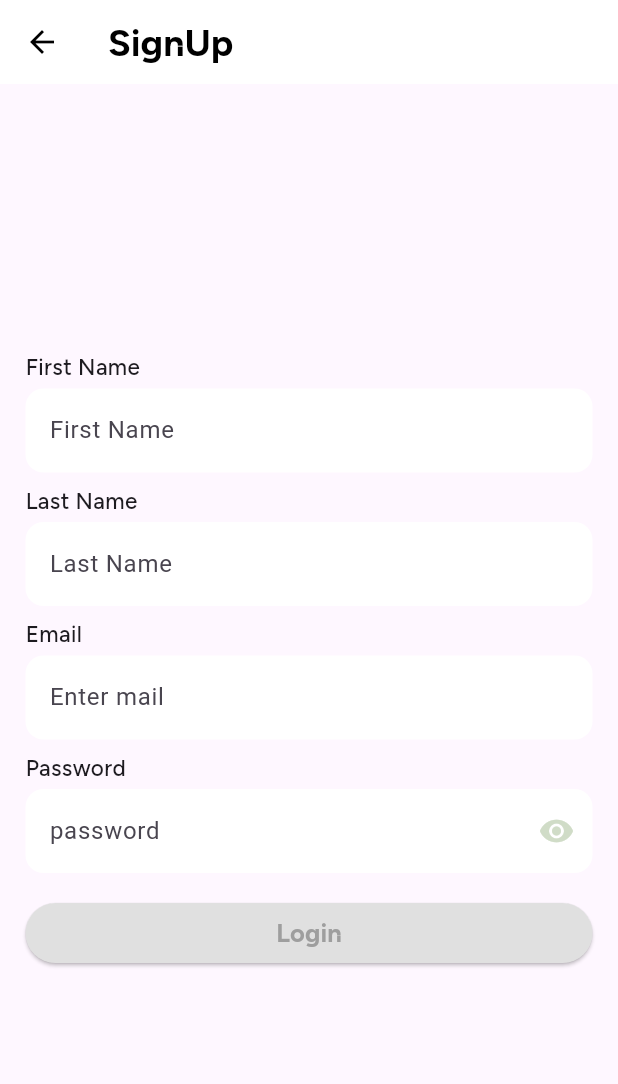
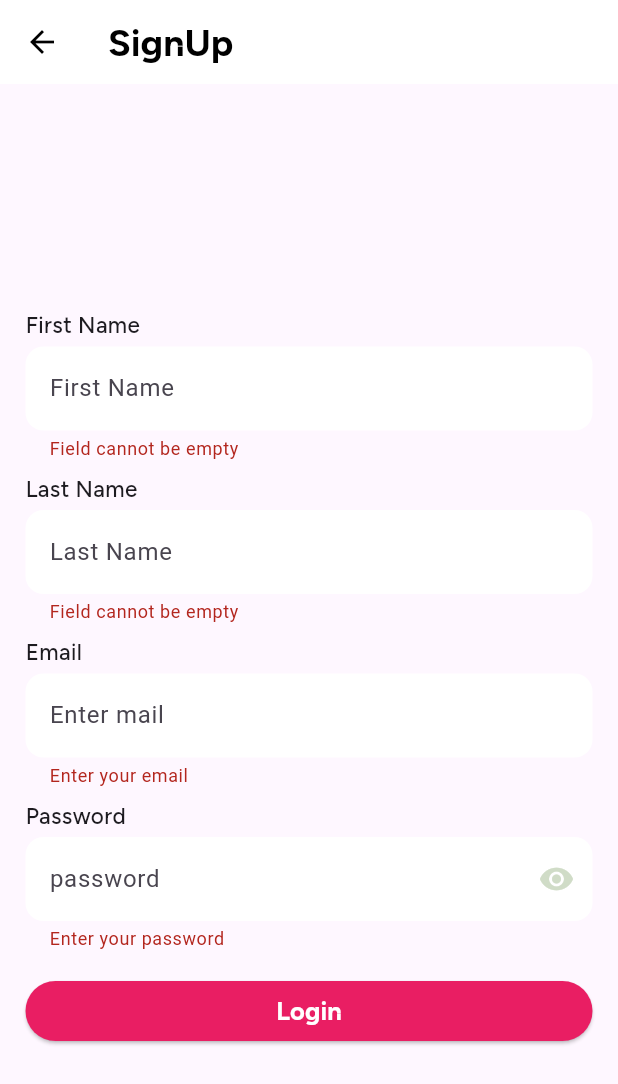
Before and after one commit to Flutternest/tiktok-clone, a Flutter app: the SignUp screen opened by its route, after a tap on "Login", on a phone screen of 412 x 824 dp. Shown: the top 1084 px of the screen. Run offline on Flutter 3.47's test engine with Material 3 defaults, Android fonts, the phone set to English and light mode, and no system bars; our stand-ins replace cached_network_image, card_swiper, chewie, cloud_firestore, either_dart, firebase_auth and 8 more; missing offline and left inert: dynamic_height_grid_view; accounts and stored records are empty.

Commit message:
TC-3 signup and login with email completed

```diff
--- a/lib/core/theme/app_theme.dart
+++ b/lib/core/theme/app_theme.dart
@@ -7,7 +7,7 @@ class AppTheme {
 final commonTheme = ThemeData(
   appBarTheme: const AppBarTheme(elevation: 0, color: Colors.white),
   elevatedButtonTheme: ElevatedButtonThemeData(
-      style: ElevatedButton.styleFrom(backgroundColor: Colors.grey.shade300)),
+      style: ElevatedButton.styleFrom(backgroundColor: Colors.pink)),
   inputDecorationTheme: InputDecorationTheme(
     fillColor: Colors.white,
     filled: true,
--- /dev/null
+++ b/lib/feature/auth/repositary/auth_repositary.dart
@@ -0,0 +1,18 @@
+import 'package:either_dart/either.dart';
+import 'package:firebase_auth/firebase_auth.dart';
+import 'package:riverpod/riverpod.dart';
+import 'package:tiktokclone/feature/auth/exception/failure.dart';
+import 'package:tiktokclone/feature/auth/model/user.dart';
+import 'package:tiktokclone/feature/auth/provider/auth_provider.dart';
+import 'package:tiktokclone/feature/auth/repositary/firebase_auth_repositary.dart';
+
+final authRepositaryProvider = Provider<AuthRepositary>((ref) {
+  return  FirebaseAuthRepositary(auth: ref.watch(firebaseAuthProvider), firestore: ref.watch(firestoreprovider));
+});
+
+abstract class AuthRepositary{
+  Future<Either<Failure, UserCredential>> signUp({required String firstName, required String lastName, required String email, required String password});
+  Future<Either<Failure, UserCredential>> signIn({required String email, required String password});
+  // Future<Either<Failure, UserCredential>> googleSignIn();
+  // Future<void> appleSignIn();
+}
--- a/lib/feature/auth/signin_page.dart
+++ b/lib/feature/auth/signin_page.dart
@@ -110,7 +110,7 @@ class LoginPage extends StatelessWidget {
                       style: ElevatedButton.styleFrom(
                           backgroundColor: Colors.grey.shade200),
                       onPressed: () {
-                        Navigator.pushNamed(context, '/basePage');
+                        Navigator.pushNamed(context, '/signup');
                       },
                       child: Row(
                         mainAxisAlignment: MainAxisAlignment.center,
--- a/lib/feature/auth/signup_page.dart
+++ b/lib/feature/auth/signup_page.dart
@@ -1,23 +1,38 @@
+import 'package:firebase_auth/firebase_auth.dart';
 import 'package:flutter/material.dart';
+import 'package:flutter_riverpod/flutter_riverpod.dart';
+import 'package:fluttertoast/fluttertoast.dart';
 import 'package:tiktokclone/core/theme/text_theme.dart';
 import 'package:tiktokclone/core/utility/app_utility.dart';
 import 'package:tiktokclone/core/utility/design_utility.dart';
+import 'package:tiktokclone/feature/auth/model/user.dart';
+import 'package:tiktokclone/feature/auth/repositary/auth_repositary.dart';
 import 'package:tiktokclone/feature/global_widgets/common_padding.dart';
 
-class SignUp extends StatefulWidget {
+class SignUp extends ConsumerStatefulWidget {
   SignUp({super.key});
 
   @override
-  State<SignUp> createState() => _SignUpState();
+  ConsumerState<SignUp> createState() => _SignUpState();
 }
 
-class _SignUpState extends State<SignUp> {
+class _SignUpState extends ConsumerState<SignUp> {
   final TextEditingController emailController = TextEditingController();
   final TextEditingController passwordController = TextEditingController();
   final TextEditingController firstNameController = TextEditingController();
   final TextEditingController lastNameController = TextEditingController();
-
+  final _formKey = GlobalKey<FormState>();
+  bool isLoading = false;
   bool passwordVisibility = false;
+  @override
+  void dispose() {
+    // TODO: implement dispose
+    emailController.dispose();
+    passwordController.dispose();
+    firstNameController.dispose();
+    lastNameController.dispose();
+    super.dispose();
+  }
 
   @override
   Widget build(BuildContext context) {
@@ -39,11 +54,16 @@ class _SignUpState extends State<SignUp> {
               color: Colors.black, fontWeight: FontWeight.w700, fontSize: 25),
         ),
       ),
-      body: CommonPadding(
+      body: Form(
+        key: _formKey,
+        child: CommonPadding(
+          child: SingleChildScrollView(
             child: Column(
               crossAxisAlignment: CrossAxisAlignment.stretch,
-          mainAxisAlignment: MainAxisAlignment.center,
               children: [
+                SizedBox(
+                  height: 150,
+                ),
                 Text(
                   'First Name',
                   style: appTheme.headlineMedium?.copyWith(
@@ -67,7 +87,7 @@ class _SignUpState extends State<SignUp> {
                 verticalSpaceTiny,
                 TextFormField(
                   keyboardType: TextInputType.name,
-              validator: AppUtils.emailValidate,
+                  validator: AppUtils.fieldEmpty,
                   controller: lastNameController,
                   decoration: const InputDecoration(hintText: 'Last Name'),
                 ),
@@ -116,13 +136,49 @@ class _SignUpState extends State<SignUp> {
                 ),
                 verticalSpaceRegular,
                 ElevatedButton(
-                onPressed: () {},
-                child: Text(
+                    style:
+                        ElevatedButton.styleFrom(backgroundColor: Colors.pink),
+                    onPressed: () async {
+                      if (_formKey.currentState!.validate()) {
+                        setState(() {
+                          isLoading = true;
+                        });
+                        final user = await ref
+                            .read(authRepositaryProvider)
+                            .signUp(
+                                firstName: firstNameController.text.trim(),
+                                lastName: lastNameController.text.trim(),
+                                email: emailController.text.trim(),
+                                password: passwordController.text.trim());
+                        if (user.isRight) {
+                          setState(() {
+                            isLoading = false;
+                          });
+                          Navigator.pushNamed(context, '/basePage');
+                        } else if (user.isLeft) {
+                          Fluttertoast.showToast(msg: user.left.message);
+                          setState(() {
+                            isLoading = false;
+                          });
+                        }
+                      }
+                    },
+                    child: isLoading
+                        ? const SizedBox(
+                            height: 30,
+                            child: CircularProgressIndicator(
+                              color: Colors.white,
+                            ),
+                          )
+                        : Text(
                             'Login',
                             style: appTheme.headlineMedium?.copyWith(
-                      color: Colors.grey.shade500, fontWeight: FontWeight.w700),
+                                color: Colors.white,
+                                fontWeight: FontWeight.w700),
                           )),
               ],
+            ),
+          ),
         ),
       ),
     ));
```
Also changed, not shown: lib/core/utility/app_utility.dart (+28 -0 lines), lib/feature/auth/exception/failure.dart (added, +54 -0 lines), lib/feature/auth/login_email.dart (+42 -7 lines), lib/feature/auth/model/user.dart (added, +108 -0 lines), lib/feature/auth/provider/auth_provider.dart (added, +11 -0 lines), lib/feature/auth/repositary/firebase_auth_repositary.dart (added, +124 -0 lines), lib/main.dart (+16 -8 lines), pubspec.yaml (+7 -0 lines), lib/firebase_options.dart (added), pubspec.lock, 7 other files. Lines whose indentation alone changed are shown as unchanged.
